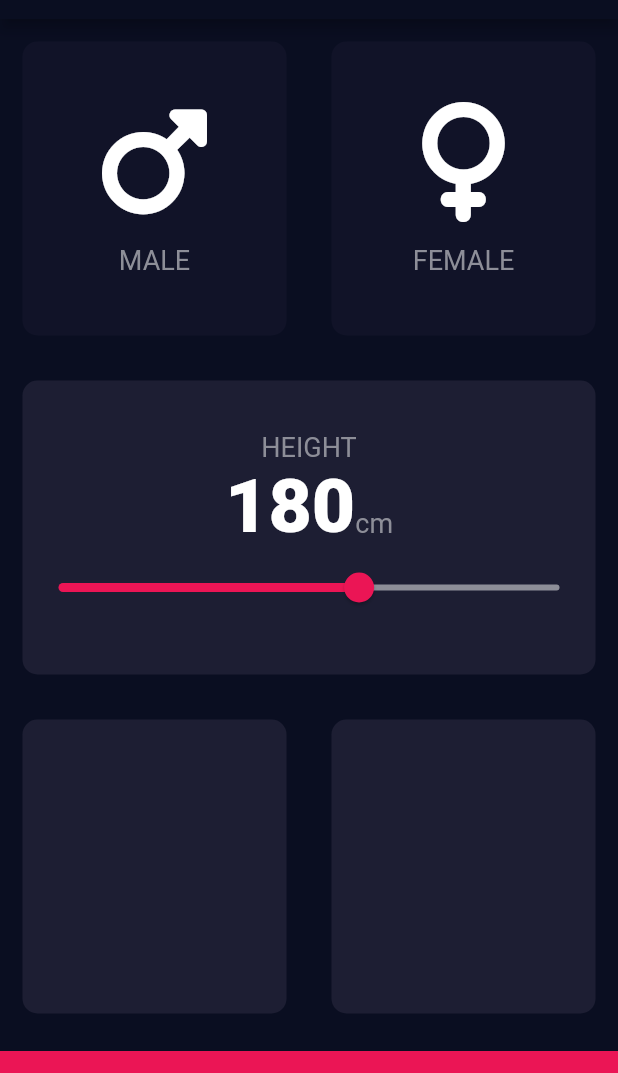
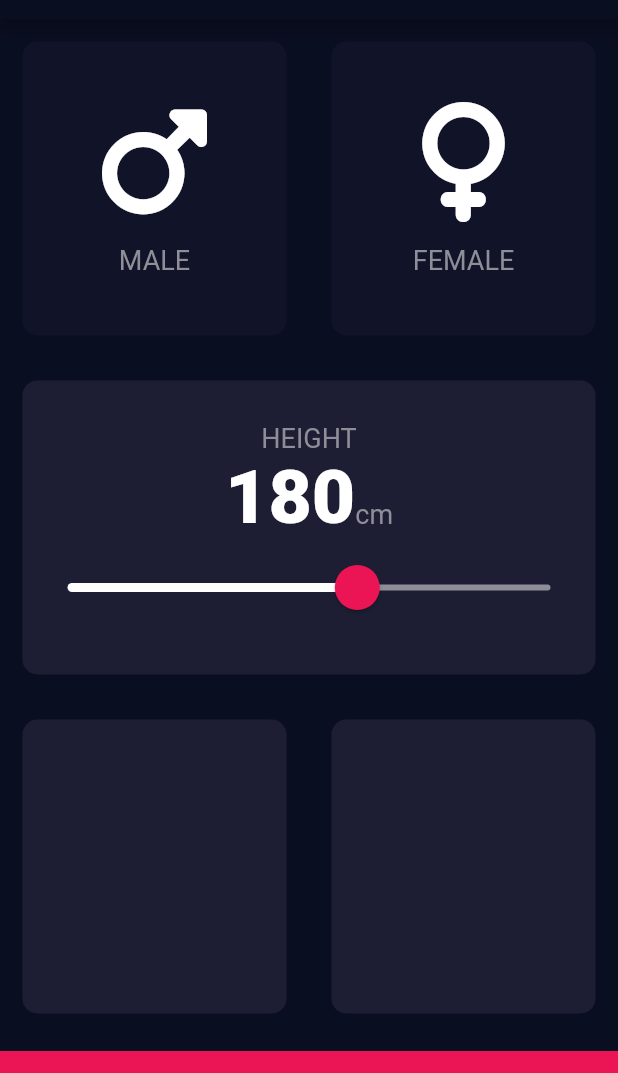
Before and after one commit to SKesek/BMI_calculator, a Flutter app: the screen it shows after launch, on a phone screen of 412 x 824 dp, the part 65-1138 px from its top. Run offline on Flutter 3.47's test engine with Material 2 defaults, Android fonts, the phone set to English and light mode, and no system bars; our stand-ins replace font_awesome_flutter.

Commit message:
Modyfikacja Slidera
Zmodyfikowany Slider za pomocą SliderTheme. Umożliwiło to bardziej dopasowanie wyglądu slidera do zapotrzebowania

```diff
--- a/lib/input_page.dart
+++ b/lib/input_page.dart
@@ -90,17 +90,25 @@ class _InputPageState extends State<InputPage> {
                       )
                     ],
                   ),
-                  Slider(
+                  SliderTheme(
+                    data: SliderTheme.of(context).copyWith(
+                      activeTrackColor: Colors.white,
+                      inactiveTrackColor: Color(0xFF8D8E98),
+                      thumbColor: Color(0XFFEB1555),
+                      thumbShape: RoundSliderThumbShape(enabledThumbRadius: 15),
+                      overlayShape: RoundSliderOverlayShape(overlayRadius: 30),
+                      overlayColor: Color(0X29EB1555),
+                    ),
+                    child: Slider(
                       value: height.toDouble(),
                       min: 120.0,
                       max: 220.0,
-                    activeColor: const Color(0xFFEB1555),
-                    inactiveColor: const Color(0xFF8D8E98),
                       onChanged: (double newValue) {
                         setState(() {
                           height = newValue.round();
                         });
                       },
+                    ),
                   )
                 ],
               ),
```
Lines whose indentation alone changed are shown as unchanged.
